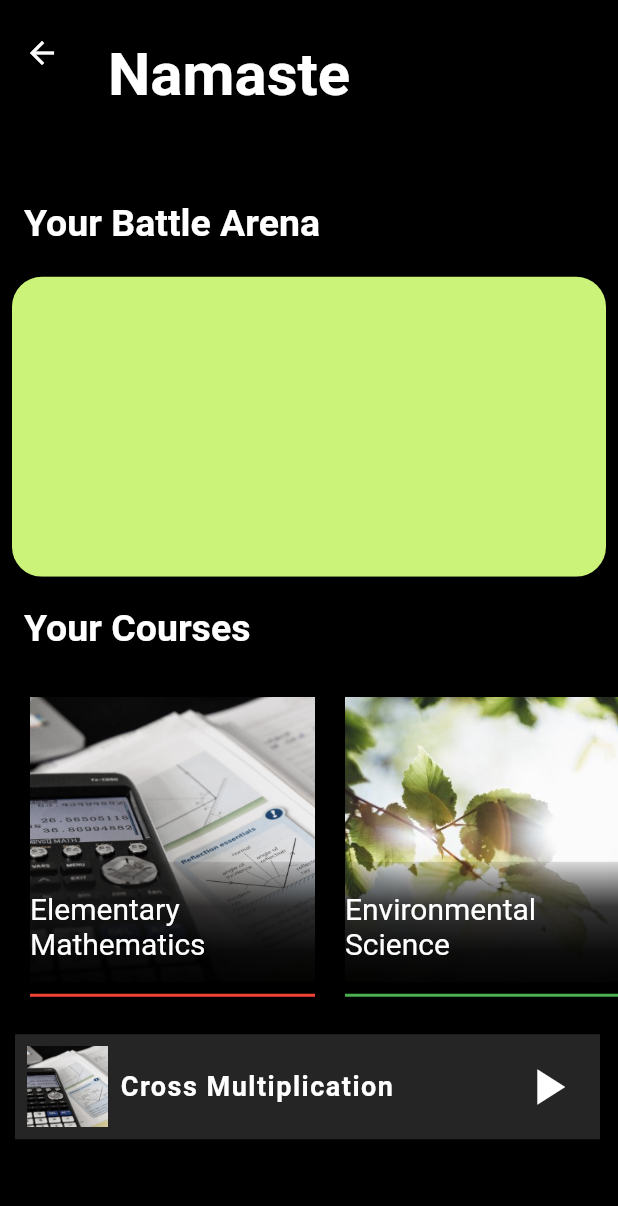
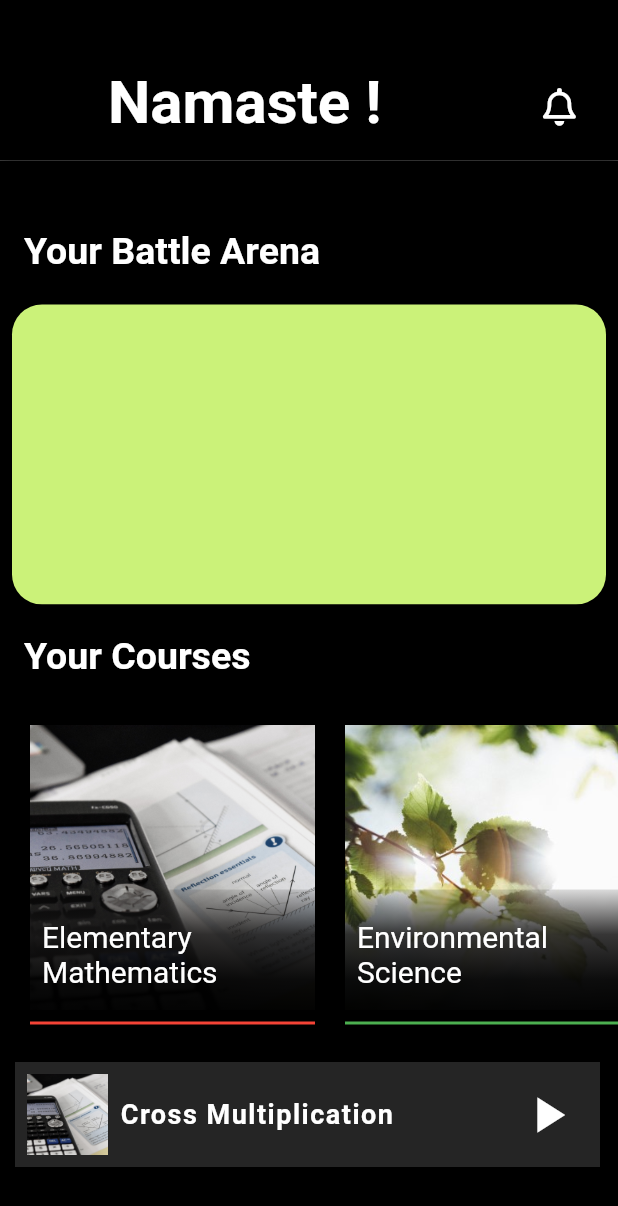
Before and after one commit to ankush-org/Vidyagama--GDSC-Solution-Challenge-2023, a Flutter app: the Home screen opened directly, on a phone screen of 412 x 824 dp. Shown: the top 1206 px of the screen. Run offline on Flutter 3.47's test engine with Material 2 defaults, Android fonts, the light colour scheme and no system bars; our stand-ins replace firebase_auth, firebase_core, flutter_riverpod, font_awesome_flutter, go_router, google_fonts and 3 more; accounts and stored records are empty; network calls fail; Roboto replaces fonts that are missing (Ubuntu).

Commit message:
Modified Home

```diff
--- a/lib/Pages/Home/P3A_home.dart
+++ b/lib/Pages/Home/P3A_home.dart
@@ -1,7 +1,9 @@
 import 'package:firebase_auth/firebase_auth.dart';
 import 'package:flutter/material.dart';
 import 'package:flutter_riverpod/flutter_riverpod.dart';
+import 'package:font_awesome_flutter/font_awesome_flutter.dart';
 import 'package:go_router/go_router.dart';
+import 'package:google_fonts/google_fonts.dart';
 import 'package:google_nav_bar/google_nav_bar.dart';
 import 'package:gsc/Pages/Home/topic_selection_card.dart';
 // import 'package:gsc/TMP/Home/topic_card.dart';
@@ -32,14 +34,31 @@ class _HomeState extends State<Home> {
         //UI
         appBar: AppBar(
           backgroundColor: Colors.black,
-          toolbarHeight: 70,
-          title: const Padding(
-            padding: EdgeInsets.only(top: 30),
+          toolbarHeight: 107,
+          title: Padding(
+            padding: const EdgeInsets.only(top: 30),
             child: Text(
-              "Namaste",
-              style: TextStyle(fontSize: 40, fontWeight: FontWeight.bold),
+              "Namaste !",
+              style: GoogleFonts.ubuntu(
+                  fontSize: 40,
+                  fontWeight: FontWeight.bold,
+                  color: Colors.white),
+              //  TextStyle(fontSize: 40, fontWeight: FontWeight.bold),
             ),
           ),
+          actions: [
+            Padding(
+              padding: const EdgeInsets.only(top: 35.0, right: 15),
+              child: IconButton(
+                onPressed: () {},
+                icon: const Icon(
+                  FontAwesomeIcons.bell,
+                  color: Colors.white,
+                  size: 25,
+                ),
+              ),
+            )
+          ],
         ),
         body: Container(
           color: Colors.black,
--- a/lib/Pages/Home/topic_selection_card.dart
+++ b/lib/Pages/Home/topic_selection_card.dart
@@ -50,9 +50,12 @@ class TopicCard extends StatelessWidget {
                     ],
                   ),
                 ),
-                child: Text(
-                  topicName,
-                  style: const TextStyle(fontSize: 20, color: Colors.white),
+                child: Padding(
+                  padding: const EdgeInsets.only(left: 8.0),
+                  child: Text(
+                    topicName,
+                    style: const TextStyle(fontSize: 20, color: Colors.white),
+                  ),
                 ),
               ),
             ),
--- a/lib/main.dart
+++ b/lib/main.dart
@@ -28,10 +28,11 @@ class BaseMaterialApp extends StatelessWidget {
   @override
   Widget build(BuildContext context) {
     return MaterialApp(
+        theme: ThemeData(primarySwatch: Colors.grey),
         darkTheme: ThemeData.dark(),
         navigatorKey: navigatorKey,
         debugShowCheckedModeBanner: false,
-        home: HomeScaffold()
+        home: InitPage()
         // StreamBuilder<User?>(
         //   stream: FirebaseAuth.instance.authStateChanges(),
         //   builder: (context, snapshot) {
```
